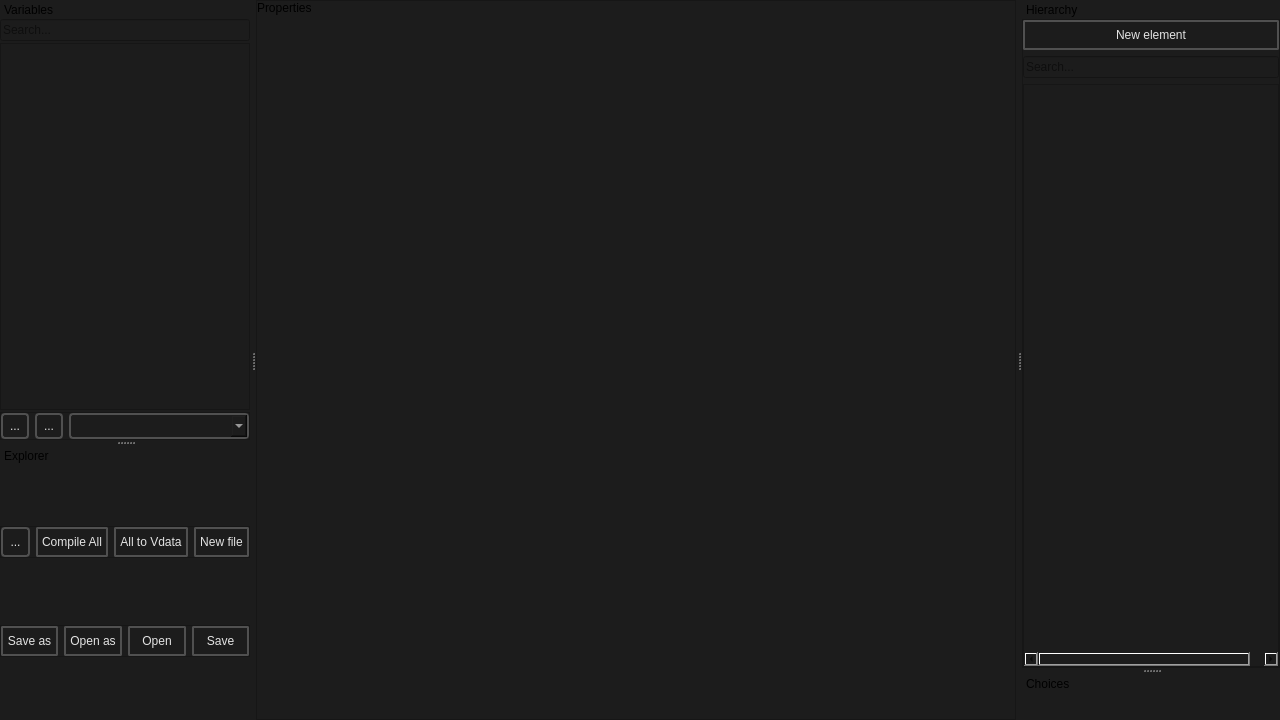
Qt form smartprop_editor/main.ui (dertwist/Hammer5Tools) before a commit.
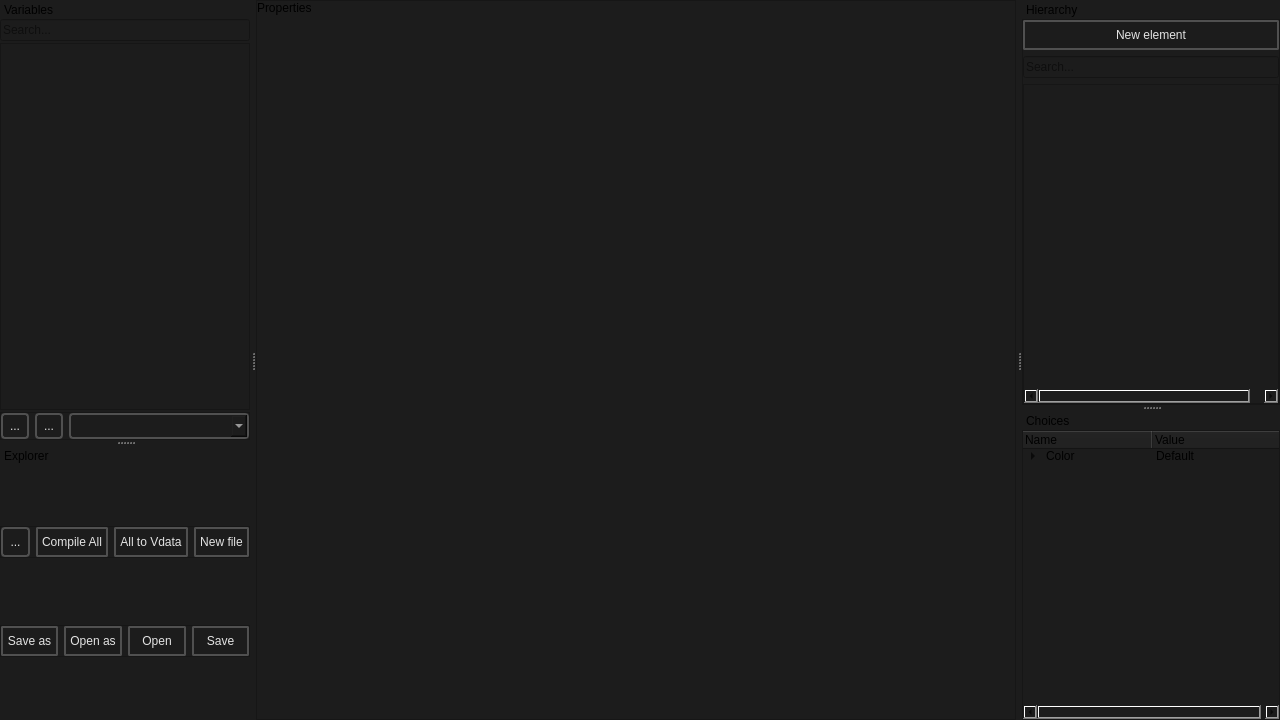
The same form after that commit. Icons and pictures are not drawn.

Commit message: exit fixed choices import export preview

Patch:
```diff
--- a/smartprop_editor/main.ui
+++ b/smartprop_editor/main.ui
@@ -1251,7 +1251,66 @@
    <attribute name="dockWidgetArea">
     <number>2</number>
    </attribute>
-   <widget class="QWidget" name="dockWidgetContents_3"/>
+   <widget class="QWidget" name="dockWidgetContents_3">
+    <layout class="QVBoxLayout" name="verticalLayout">
+     <property name="spacing">
+      <number>0</number>
+     </property>
+     <property name="leftMargin">
+      <number>0</number>
+     </property>
+     <property name="topMargin">
+      <number>0</number>
+     </property>
+     <property name="rightMargin">
+      <number>0</number>
+     </property>
+     <property name="bottomMargin">
+      <number>0</number>
+     </property>
+     <item>
+      <widget class="QTreeWidget" name="choices_tree_widget">
+       <property name="uniformRowHeights">
+        <bool>true</bool>
+       </property>
+       <attribute name="headerMinimumSectionSize">
+        <number>130</number>
+       </attribute>
+       <column>
+        <property name="text">
+         <string>Name</string>
+        </property>
+       </column>
+       <column>
+        <property name="text">
+         <string>Value</string>
+        </property>
+       </column>
+       <item>
+        <property name="text">
+         <string>Color</string>
+        </property>
+        <property name="text">
+         <string>Default</string>
+        </property>
+        <item>
+         <property name="text">
+          <string>Red</string>
+         </property>
+         <item>
+          <property name="text">
+           <string>Variable</string>
+          </property>
+          <property name="text">
+           <string>Value</string>
+          </property>
+         </item>
+        </item>
+       </item>
+      </widget>
+     </item>
+    </layout>
+   </widget>
   </widget>
   <action name="actionDebug_output">
    <property name="icon">
```
Left out of the diff: 2 changed lines with no effect on the pictures. The commit also changes 4 other files.
